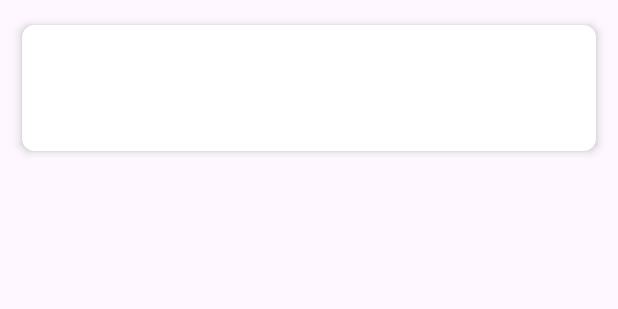
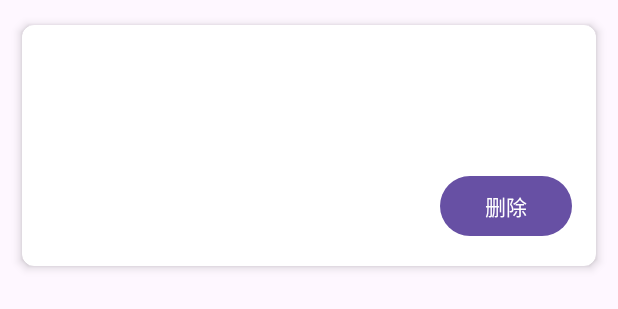
Before and after one commit to dbq0819/diary_112, an Android app: the layout item_diary.xml on its own in the app's theme, with its tools: preview values and no code run, on a phone screen of 412 x 824 dp. Shown: the top 309 px of the screen. Run offline under Robolectric (Android 15) with nearby library versions, the light colour scheme and no system bars.

Commit message:
Your commit message

```diff
--- a/app/src/main/java/com/example/diary_112/DiaryEntryDao.java
+++ b/app/src/main/java/com/example/diary_112/DiaryEntryDao.java
@@ -1,6 +1,7 @@
 package com.example.diary_112;
 
 import androidx.room.Dao;
+import androidx.room.Delete;
 import androidx.room.Insert;
 import androidx.room.Query;
 import androidx.room.Update;
@@ -20,4 +21,7 @@ public interface DiaryEntryDao {
 
     @Update
     void update(DiaryEntry diaryEntry);
+
+    @Delete
+    void delete(DiaryEntry diaryEntry); // 添加删除方法
 }
--- a/app/src/main/res/layout/activity_edit.xml
+++ b/app/src/main/res/layout/activity_edit.xml
@@ -3,7 +3,8 @@
     android:layout_width="match_parent"
     android:layout_height="match_parent"
     android:orientation="vertical"
-    android:padding="16dp">
+    android:padding="16dp"
+    android:background="@drawable/img_1"> <!-- 添加背景图片 -->
 
     <!-- 标题输入框 -->
     <EditText
--- a/app/src/main/res/layout/activity_main.xml
+++ b/app/src/main/res/layout/activity_main.xml
@@ -3,7 +3,8 @@
     android:layout_width="match_parent"
     android:layout_height="match_parent"
     android:orientation="vertical"
-    android:padding="16dp">
+    android:padding="16dp"
+    android:background="@drawable/img"> <!-- 添加背景图片 -->
 
     <!-- 创建日记按钮 -->
     <Button
--- a/app/src/main/res/layout/item_diary.xml
+++ b/app/src/main/res/layout/item_diary.xml
@@ -1,4 +1,3 @@
-<?xml version="1.0" encoding="utf-8"?>
 <androidx.cardview.widget.CardView xmlns:android="http://schemas.android.com/apk/res/android"
     xmlns:app="http://schemas.android.com/apk/res-auto"
     android:id="@+id/cardView"
@@ -15,13 +14,22 @@
         android:orientation="vertical"
         android:padding="16dp">
 
+        <!-- 日期 -->
+        <TextView
+            android:id="@+id/dateTextView"
+            android:layout_width="match_parent"
+            android:layout_height="wrap_content"
+            android:textSize="12sp"
+            android:textColor="@android:color/darker_gray" />
+
         <!-- 标题 -->
         <TextView
             android:id="@+id/titleTextView"
             android:layout_width="match_parent"
             android:layout_height="wrap_content"
             android:textSize="18sp"
-            android:textStyle="bold" />
+            android:textStyle="bold"
+            android:layout_marginTop="4dp" />
 
         <!-- 内容 -->
         <TextView
@@ -30,5 +38,14 @@
             android:layout_height="wrap_content"
             android:layout_marginTop="8dp"
             android:textSize="14sp" />
+
+        <!-- 删除按钮 -->
+        <Button
+            android:id="@+id/deleteButton"
+            android:layout_width="wrap_content"
+            android:layout_height="wrap_content"
+            android:text="删除"
+            android:layout_gravity="end"
+            android:layout_marginTop="8dp" />
     </LinearLayout>
 </androidx.cardview.widget.CardView>
```
Also changed, not shown: app/src/main/java/com/example/diary_112/DiaryAdapter.java (+32 -0 lines), app/src/main/java/com/example/diary_112/MainActivity.java (+40 -0 lines), app/src/main/res/drawable/background2.jpg (added), app/src/main/res/drawable/background3.jpg (added), app/src/main/res/drawable/img.png (added), app/src/main/res/drawable/img_1.png (added), app/src/main/res/drawable/item.jpg (added).
